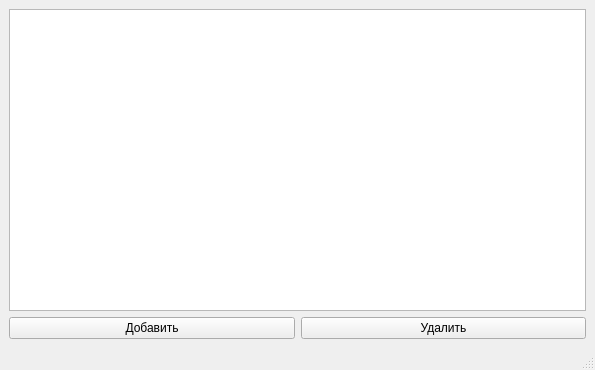
Old version of the form mainwindow.ui in the repository hakim-xac/PasswordManager.
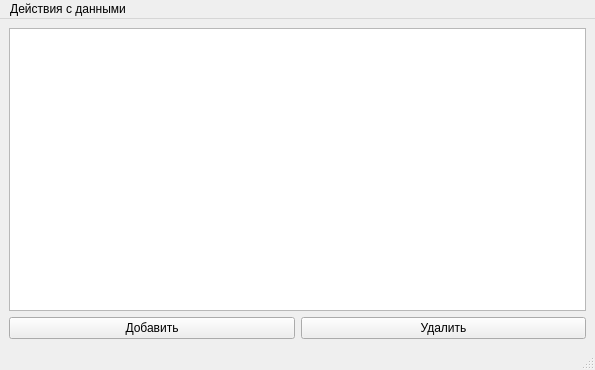
New version of the form. Icons and pictures are not drawn.

Patch:
```diff
--- a/mainwindow.ui
+++ b/mainwindow.ui
@@ -47,6 +47,16 @@
      <height>22</height>
     </rect>
    </property>
+   <widget class="QMenu" name="menu">
+    <property name="title">
+     <string>Действия с данными</string>
+    </property>
+    <addaction name="action"/>
+    <addaction name="action_2"/>
+    <addaction name="separator"/>
+    <addaction name="action_4"/>
+   </widget>
+   <addaction name="menu"/>
   </widget>
   <widget class="QStatusBar" name="statusbar"/>
  </widget>
```
Left out of the diff: 24 changed lines with no effect on the pictures.
